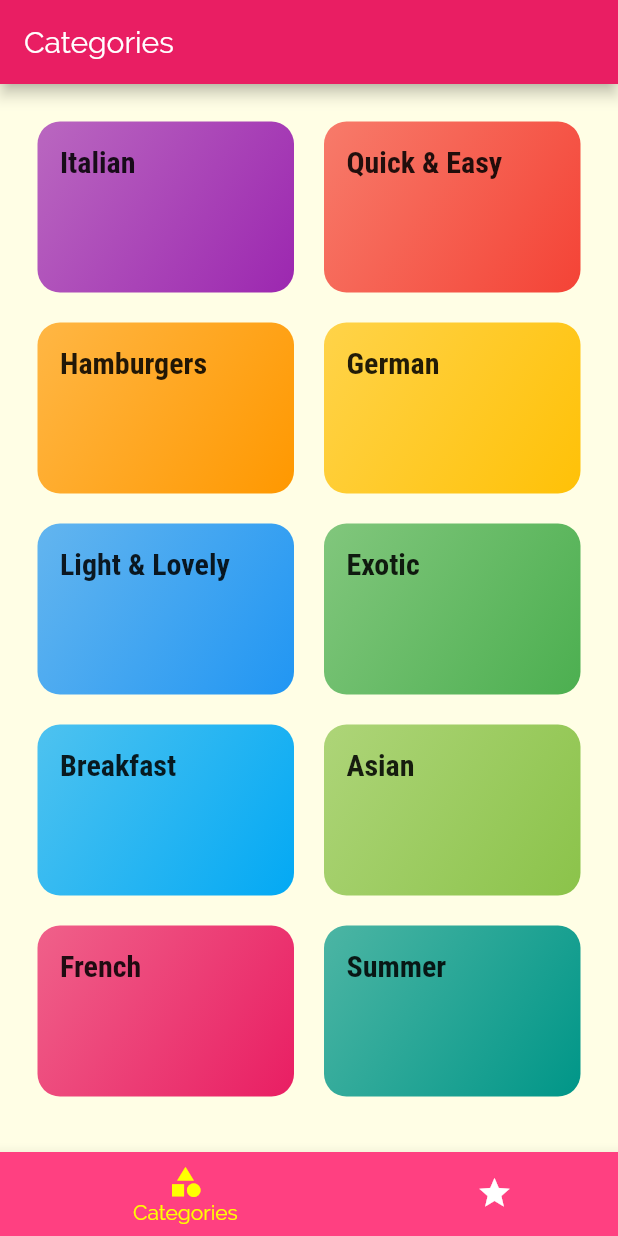
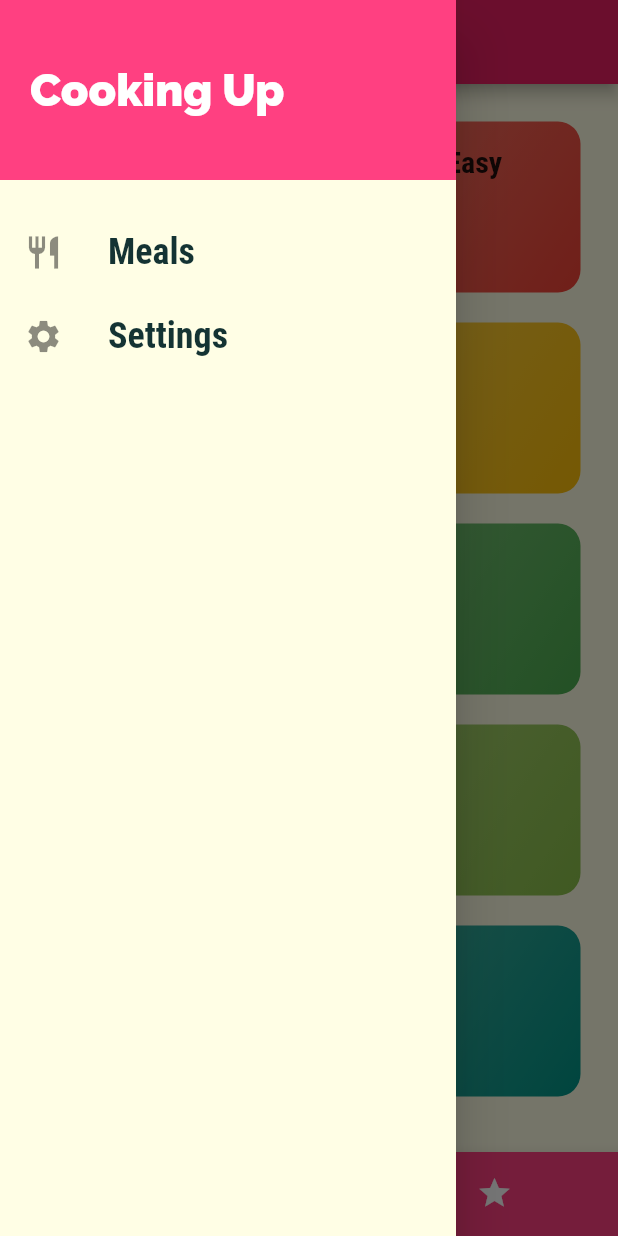
Before and after one commit to quiet-programmer/flutter_recipe_app, a Flutter app: the screen it shows after launch, with the side drawer open (before the commit the screen has no drawer), on a phone screen of 412 x 824 dp. Run offline on Flutter 3.47's test engine with Material 2 defaults, Android fonts, the phone set to English and light mode, and no system bars.

Commit message:
updated meals logic

```diff
--- a/lib/main.dart
+++ b/lib/main.dart
@@ -3,6 +3,7 @@ import 'package:flutter/material.dart';
 import './screens/tabs_screen.dart';
 import './screens/category_meals_screen.dart';
 import './screens/meal_detail_screen.dart';
+import './screens/filters_sreen.dart';
 
 void main() => runApp(MyApp());
 
@@ -38,6 +39,7 @@ class MyApp extends StatelessWidget {
         '/' : (ctx) => TabsScreen(),
         CategoryMealsScreen.routeName : (ctx) => CategoryMealsScreen(),
         MealDetailScreen.routeName : (ctx) => MealDetailScreen(),
+        FilterScreen.routeName : (ctx) => FilterScreen(),
       },
     );
   }
--- a/lib/screens/meal_detail_screen.dart
+++ b/lib/screens/meal_detail_screen.dart
@@ -97,6 +97,12 @@ class MealDetailScreen extends StatelessWidget {
           ],
         ),
       ),
+      floatingActionButton: FloatingActionButton(
+        child: Icon(Icons.delete),
+        onPressed: (){
+          Navigator.of(context).pop(mealId);
+        },
+      ),
     );
   }
 }
--- a/lib/screens/tabs_screen.dart
+++ b/lib/screens/tabs_screen.dart
@@ -1,4 +1,6 @@
 import 'package:flutter/material.dart';
+
+import '../widgets/main_drawer.dart';
 
 import './categories_screen.dart';
 import './favorites_screen.dart';
@@ -9,7 +11,9 @@ class TabsScreen extends StatefulWidget {
 }
 
 class _TabsScreenState extends State<TabsScreen> {
+
   final List<Map<String, Object>> _pages = [
+
     {
       "page": CategoriesScreen(),
       "title": "Categories",
@@ -18,10 +22,13 @@ class _TabsScreenState extends State<TabsScreen> {
       "page": FavoritesScreen(),
       "title": "Your Favorites",
     },
+
   ];
 
+  //index of the page
   int _selectedPageIndex = 0;
 
+  //function to move through the tabs
   void _selectPage(int index) {
     setState(() {
       _selectedPageIndex = index;
@@ -31,10 +38,15 @@ class _TabsScreenState extends State<TabsScreen> {
   @override
   Widget build(BuildContext context) {
     return Scaffold(
+
       appBar: AppBar(
         title: Text(_pages[_selectedPageIndex]['title']),
       ),
+
+      drawer: MainDrawer(),
+
       body: _pages[_selectedPageIndex]['page'],
+
       bottomNavigationBar: BottomNavigationBar(
         onTap: _selectPage,
         backgroundColor: Theme.of(context).primaryColor,
--- /dev/null
+++ b/lib/widgets/main_drawer.dart
@@ -0,0 +1,64 @@
+import 'package:flutter/material.dart';
+
+import '../screens/filters_sreen.dart';
+
+class MainDrawer extends StatelessWidget {
+  Widget buildListTile(String title, IconData icon, Function tapHandler) {
+    return ListTile(
+      leading: Icon(
+        icon,
+        size: 26.0,
+      ),
+      title: Text(
+        title,
+        style: TextStyle(
+          fontFamily: 'RobotoCondensed',
+          fontSize: 24.0,
+          fontWeight: FontWeight.bold,
+        ),
+      ),
+      onTap: tapHandler,
+    );
+  }
+
+  @override
+  Widget build(BuildContext context) {
+    return Drawer(
+      child: Column(
+        children: <Widget>[
+          Container(
+              height: 120.0,
+              width: double.infinity,
+              padding: EdgeInsets.all(20.0),
+              alignment: Alignment.centerLeft,
+              color: Theme.of(context).accentColor,
+              child: Text(
+                "Cooking Up",
+                style: TextStyle(
+                  fontWeight: FontWeight.w900,
+                  fontSize: 30.0,
+                  color: Colors.white,
+                ),
+              )),
+          SizedBox(
+            height: 20.0,
+          ),
+          buildListTile(
+            'Meals',
+            Icons.restaurant,
+            (){
+              Navigator.of(context).pushReplacementNamed('/');
+            }
+          ),
+          buildListTile(
+            'Settings',
+            Icons.settings,
+            (){
+              Navigator.of(context).pushReplacementNamed(FilterScreen.routeName);
+            }
+          ),
+        ],
+      ),
+    );
+  }
+}
```
Also changed, not shown: lib/screens/category_meals_screen.dart (+39 -14 lines), lib/screens/filters_sreen.dart (added, +16 -0 lines), lib/widgets/meal_item.dart (+7 -1 lines).
